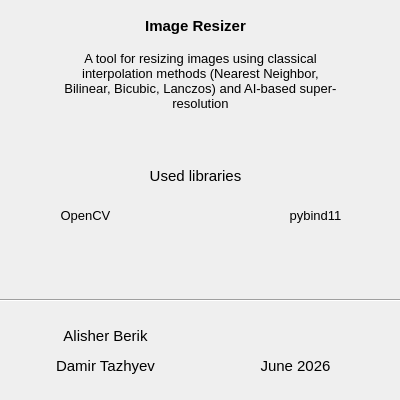
Old version of the form src/frontend/ui/layouts/about.ui in the repository SkalapEnder/Diploma-Project.
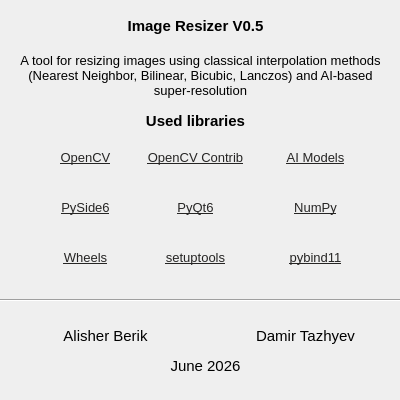
New version of the form.

Diff of the .ui file:
```diff
--- a/src/frontend/ui/layouts/about.ui
+++ b/src/frontend/ui/layouts/about.ui
@@ -55,8 +55,8 @@
   <widget class="QLabel" name="label_2">
    <property name="geometry">
     <rect>
-     <x>30</x>
-     <y>350</y>
+     <x>230</x>
+     <y>320</y>
      <width>151</width>
      <height>31</height>
     </rect>
@@ -90,84 +90,22 @@
    <property name="geometry">
     <rect>
      <x>120</x>
-     <y>160</y>
+     <y>110</y>
      <width>151</width>
-     <height>31</height>
+     <height>21</height>
     </rect>
    </property>
    <property name="font">
     <font>
      <pointsize>11</pointsize>
+     <bold>true</bold>
     </font>
    </property>
    <property name="text">
     <string>Used libraries</string>
    </property>
-   <property name="alignment">
-    <set>Qt::AlignmentFlag::AlignCenter</set>
-   </property>
-  </widget>
-  <widget class="QLabel" name="label_6">
-   <property name="geometry">
-    <rect>
-     <x>10</x>
-     <y>200</y>
-     <width>151</width>
-     <height>31</height>
-    </rect>
-   </property>
-   <property name="font">
-    <font>
-     <pointsize>10</pointsize>
-    </font>
-   </property>
-   <property name="text">
-    <string>OpenCV</string>
-   </property>
-   <property name="alignment">
-    <set>Qt::AlignmentFlag::AlignCenter</set>
-   </property>
-   <property name="openExternalLinks">
-    <bool>true</bool>
-   </property>
-  </widget>
-  <widget class="QLabel" name="label_8">
-   <property name="geometry">
-    <rect>
-     <x>120</x>
-     <y>200</y>
-     <width>151</width>
-     <height>31</height>
-    </rect>
-   </property>
-   <property name="font">
-    <font>
-     <pointsize>10</pointsize>
-    </font>
-   </property>
-   <property name="text">
-    <string/>
-   </property>
-   <property name="alignment">
-    <set>Qt::AlignmentFlag::AlignCenter</set>
-   </property>
-  </widget>
-  <widget class="QLabel" name="label_9">
-   <property name="geometry">
-    <rect>
-     <x>240</x>
-     <y>200</y>
-     <width>151</width>
-     <height>31</height>
-    </rect>
-   </property>
-   <property name="font">
-    <font>
-     <pointsize>10</pointsize>
-    </font>
-   </property>
-   <property name="text">
-    <string>pybind11</string>
+   <property name="textFormat">
+    <enum>Qt::TextFormat::AutoText</enum>
    </property>
    <property name="alignment">
     <set>Qt::AlignmentFlag::AlignCenter</set>
@@ -189,7 +127,7 @@
     </font>
    </property>
    <property name="text">
-    <string>Image Resizer</string>
+    <string>Image Resizer V0.5</string>
    </property>
    <property name="alignment">
     <set>Qt::AlignmentFlag::AlignCenter</set>
@@ -198,10 +136,10 @@
   <widget class="QLabel" name="label_10">
    <property name="geometry">
     <rect>
-     <x>60</x>
-     <y>50</y>
-     <width>281</width>
-     <height>61</height>
+     <x>20</x>
+     <y>40</y>
+     <width>361</width>
+     <height>71</height>
     </rect>
    </property>
    <property name="font">
@@ -228,7 +166,7 @@
   <widget class="QLabel" name="label_4">
    <property name="geometry">
     <rect>
-     <x>220</x>
+     <x>130</x>
      <y>350</y>
      <width>151</width>
      <height>31</height>
@@ -246,6 +184,211 @@
     <set>Qt::AlignmentFlag::AlignCenter</set>
    </property>
   </widget>
+  <widget class="QLabel" name="label_3">
+   <property name="geometry">
+    <rect>
+     <x>40</x>
+     <y>150</y>
+     <width>91</width>
+     <height>16</height>
+    </rect>
+   </property>
+   <property name="font">
+    <font>
+     <pointsize>10</pointsize>
+    </font>
+   </property>
+   <property name="text">
+    <string>&lt;!DOCTYPE HTML PUBLIC &quot;-//W3C//DTD HTML 4.0//EN&quot; &quot;http://www.w3.org/TR/REC-html40/strict.dtd&quot;&gt;
+&lt;html&gt;&lt;head&gt;&lt;meta name=&quot;qrichtext&quot; content=&quot;1&quot; /&gt;&lt;meta charset=&quot;utf-8&quot; /&gt;&lt;style type=&quot;text/css&quot;&gt;
+p, li { white-space: pre-wrap; }
+hr { height: 1px; border-width: 0; }
+li.unchecked::marker { content: &quot;\2610&quot;; }
+li.checked::marker { content: &quot;\2612&quot;; }
+&lt;/style&gt;&lt;/head&gt;&lt;body style=&quot; font-family:'Segoe UI'; font-size:10pt; font-weight:400; font-style:normal;&quot;&gt;
+&lt;p style=&quot; margin-top:12px; margin-bottom:12px; margin-left:0px; margin-right:0px; -qt-block-indent:0; text-indent:0px;&quot;&gt;&lt;a href=&quot;https://opencv.org/&quot;&gt;&lt;span style=&quot; text-decoration: underline; color:#262524;&quot;&gt;OpenCV&lt;/span&gt;&lt;/a&gt;&lt;/p&gt;&lt;/body&gt;&lt;/html&gt;</string>
+   </property>
+   <property name="textFormat">
+    <enum>Qt::TextFormat::AutoText</enum>
+   </property>
+   <property name="alignment">
+    <set>Qt::AlignmentFlag::AlignCenter</set>
+   </property>
+   <property name="textInteractionFlags">
+    <set>Qt::TextInteractionFlag::LinksAccessibleByKeyboard|Qt::TextInteractionFlag::LinksAccessibleByMouse|Qt::TextInteractionFlag::TextBrowserInteraction|Qt::TextInteractionFlag::TextSelectableByKeyboard|Qt::TextInteractionFlag::TextSelectableByMouse</set>
+   </property>
+  </widget>
+  <widget class="QLabel" name="label_6">
+   <property name="geometry">
+    <rect>
+     <x>140</x>
+     <y>150</y>
+     <width>111</width>
+     <height>16</height>
+    </rect>
+   </property>
+   <property name="font">
+    <font>
+     <pointsize>10</pointsize>
+    </font>
+   </property>
+   <property name="text">
+    <string>&lt;html&gt;&lt;head/&gt;&lt;body&gt;&lt;p&gt;&lt;a href=&quot;https://github.com/opencv/opencv_contrib&quot;&gt;&lt;span style=&quot; text-decoration: underline; color:#262524;&quot;&gt;OpenCV Contrib&lt;/span&gt;&lt;/a&gt;&lt;/p&gt;&lt;/body&gt;&lt;/html&gt;</string>
+   </property>
+   <property name="alignment">
+    <set>Qt::AlignmentFlag::AlignCenter</set>
+   </property>
+   <property name="textInteractionFlags">
+    <set>Qt::TextInteractionFlag::TextBrowserInteraction</set>
+   </property>
+  </widget>
+  <widget class="QLabel" name="label_8">
+   <property name="geometry">
+    <rect>
+     <x>260</x>
+     <y>250</y>
+     <width>111</width>
+     <height>16</height>
+    </rect>
+   </property>
+   <property name="font">
+    <font>
+     <pointsize>10</pointsize>
+    </font>
+   </property>
+   <property name="text">
+    <string>&lt;html&gt;&lt;head/&gt;&lt;body&gt;&lt;p&gt;&lt;a href=&quot;https://github.com/pybind/pybind11&quot;&gt;&lt;span style=&quot; text-decoration: underline; color:#262524;&quot;&gt;pybind11&lt;/span&gt;&lt;/a&gt;&lt;/p&gt;&lt;/body&gt;&lt;/html&gt;</string>
+   </property>
+   <property name="alignment">
+    <set>Qt::AlignmentFlag::AlignCenter</set>
+   </property>
+  </widget>
+  <widget class="QLabel" name="label_9">
+   <property name="geometry">
+    <rect>
+     <x>40</x>
+     <y>200</y>
+     <width>91</width>
+     <height>16</height>
+    </rect>
+   </property>
+   <property name="font">
+    <font>
+     <pointsize>10</pointsize>
+    </font>
+   </property>
+   <property name="text">
+    <string>&lt;html&gt;&lt;head/&gt;&lt;body&gt;&lt;p&gt;&lt;a href=&quot;https://pypi.org/project/PySide6/&quot;&gt;&lt;span style=&quot; text-decoration: underline; color:#262524;&quot;&gt;PySide6&lt;/span&gt;&lt;/a&gt;&lt;/p&gt;&lt;/body&gt;&lt;/html&gt;</string>
+   </property>
+   <property name="alignment">
+    <set>Qt::AlignmentFlag::AlignCenter</set>
+   </property>
+  </widget>
+  <widget class="QLabel" name="label_11">
+   <property name="geometry">
+    <rect>
+     <x>150</x>
+     <y>200</y>
+     <width>91</width>
+     <height>16</height>
+    </rect>
+   </property>
+   <property name="font">
+    <font>
+     <pointsize>10</pointsize>
+    </font>
+   </property>
+   <property name="text">
+    <string>&lt;html&gt;&lt;head/&gt;&lt;body&gt;&lt;p&gt;&lt;a href=&quot;https://pypi.org/project/PyQt6/&quot;&gt;&lt;span style=&quot; text-decoration: underline; color:#262524;&quot;&gt;PyQt6&lt;/span&gt;&lt;/a&gt;&lt;/p&gt;&lt;/body&gt;&lt;/html&gt;</string>
+   </property>
+   <property name="alignment">
+    <set>Qt::AlignmentFlag::AlignCenter</set>
+   </property>
+  </widget>
+  <widget class="QLabel" name="label_12">
+   <property name="geometry">
+    <rect>
+     <x>270</x>
+     <y>200</y>
+     <width>91</width>
+     <height>16</height>
+    </rect>
+   </property>
+   <property name="font">
+    <font>
+     <pointsize>10</pointsize>
+    </font>
+   </property>
+   <property name="text">
+    <string>&lt;html&gt;&lt;head/&gt;&lt;body&gt;&lt;p&gt;&lt;a href=&quot;https://numpy.org/&quot;&gt;&lt;span style=&quot; text-decoration: underline; color:#262524;&quot;&gt;NumPy&lt;/span&gt;&lt;/a&gt;&lt;/p&gt;&lt;/body&gt;&lt;/html&gt;</string>
+   </property>
+   <property name="alignment">
+    <set>Qt::AlignmentFlag::AlignCenter</set>
+   </property>
+  </widget>
+  <widget class="QLabel" name="label_13">
+   <property name="geometry">
+    <rect>
+     <x>270</x>
+     <y>150</y>
+     <width>91</width>
+     <height>16</height>
+    </rect>
+   </property>
+   <property name="font">
+    <font>
+     <pointsize>10</pointsize>
+    </font>
+   </property>
+   <property name="text">
+    <string>&lt;html&gt;&lt;head/&gt;&lt;body&gt;&lt;p&gt;&lt;a href=&quot;https://github.com/opencv/opencv_contrib/tree/master/modules/dnn_superres&quot;&gt;&lt;span style=&quot; text-decoration: underline; color:#262524;&quot;&gt;AI Models&lt;/span&gt;&lt;/a&gt;&lt;/p&gt;&lt;/body&gt;&lt;/html&gt;</string>
+   </property>
+   <property name="alignment">
+    <set>Qt::AlignmentFlag::AlignCenter</set>
+   </property>
+  </widget>
+  <widget class="QLabel" name="label_14">
+   <property name="geometry">
+    <rect>
+     <x>150</x>
+     <y>250</y>
+     <width>91</width>
+     <height>16</height>
+    </rect>
+   </property>
+   <property name="font">
+    <font>
+     <pointsize>10</pointsize>
+    </font>
+   </property>
+   <property name="text">
+    <string>&lt;html&gt;&lt;head/&gt;&lt;body&gt;&lt;p&gt;&lt;a href=&quot;https://pypi.org/project/setuptools/&quot;&gt;&lt;span style=&quot; text-decoration: underline; color:#262524;&quot;&gt;setuptools&lt;/span&gt;&lt;/a&gt;&lt;/p&gt;&lt;/body&gt;&lt;/html&gt;</string>
+   </property>
+   <property name="alignment">
+    <set>Qt::AlignmentFlag::AlignCenter</set>
+   </property>
+  </widget>
+  <widget class="QLabel" name="label_15">
+   <property name="geometry">
+    <rect>
+     <x>40</x>
+     <y>250</y>
+     <width>91</width>
+     <height>16</height>
+    </rect>
+   </property>
+   <property name="font">
+    <font>
+     <pointsize>10</pointsize>
+    </font>
+   </property>
+   <property name="text">
+    <string>&lt;html&gt;&lt;head/&gt;&lt;body&gt;&lt;p&gt;&lt;a href=&quot;https://pythonwheels.com/&quot;&gt;&lt;span style=&quot; text-decoration: underline; color:#262524;&quot;&gt;Wheels&lt;/span&gt;&lt;/a&gt;&lt;/p&gt;&lt;/body&gt;&lt;/html&gt;</string>
+   </property>
+   <property name="alignment">
+    <set>Qt::AlignmentFlag::AlignCenter</set>
+   </property>
+  </widget>
  </widget>
  <resources/>
  <connections/>
```
Left out of the diff: 3 changed lines with no effect on the pictures.
